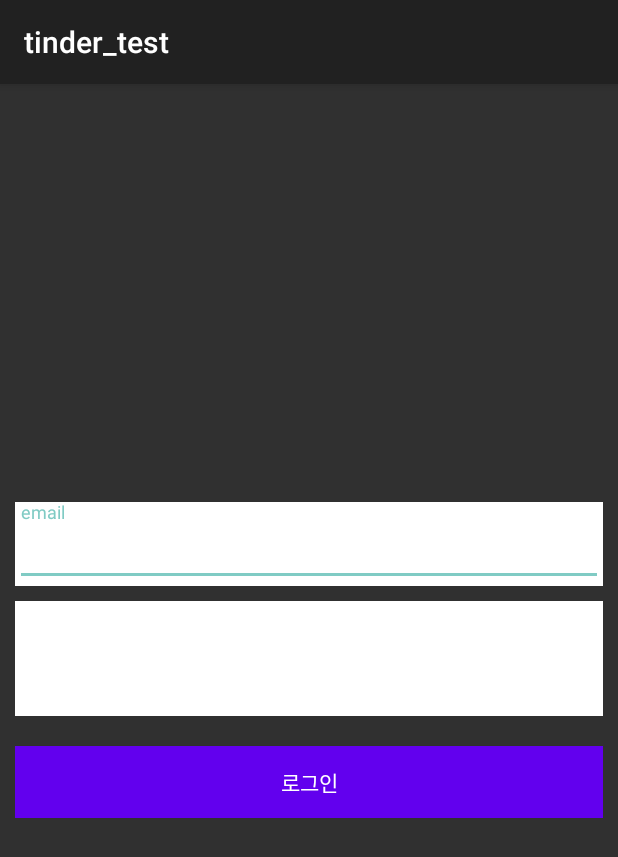
After one commit to sprisao/meteor, an Android app: the LoginActivity screen opened directly, with no data from a screen before it, on a phone screen of 412 x 824 dp. The commit adds this screen. Shown: the top 857 px of the screen. Run offline under Robolectric (Android 15) with nearby library versions, the phone set to English and light mode, and no system bars; our stand-ins replace Firebase (no records; nobody signed in at launch, a user with empty details on screens opened directly).

Commit message:
LoginActivity.kt 추가 - 로그인 기능 구현

```diff
--- a/app/src/main/java/com/example/tinder_test/auth/IntroActivity.kt
+++ b/app/src/main/java/com/example/tinder_test/auth/IntroActivity.kt
@@ -41,5 +41,10 @@ class IntroActivity : AppCompatActivity() {
             startActivity(intent)
         }
 
+        loginBtn.setOnClickListener {
+            val intent = Intent(this, LoginActivity::class.java)
+            startActivity(intent)
+        }
+
     }
 }
--- /dev/null
+++ b/app/src/main/java/com/example/tinder_test/auth/LoginActivity.kt
@@ -0,0 +1,48 @@
+package com.example.tinder_test.auth
+
+import android.content.Intent
+import androidx.appcompat.app.AppCompatActivity
+import android.os.Bundle
+import android.util.Log
+import android.widget.Toast
+import com.example.tinder_test.MainActivity
+import com.example.tinder_test.R
+import com.google.android.material.textfield.TextInputEditText
+import com.google.firebase.auth.FirebaseAuth
+import com.google.firebase.auth.ktx.auth
+import com.google.firebase.ktx.Firebase
+import kotlinx.android.synthetic.main.activity_login.*
+
+class LoginActivity : AppCompatActivity() {
+
+    private val TAG = "LoginActivity"
+
+    private lateinit var auth:FirebaseAuth
+
+    override fun onCreate(savedInstanceState: Bundle?) {
+        super.onCreate(savedInstanceState)
+        setContentView(R.layout.activity_login)
+
+        auth = Firebase.auth
+
+        BtnLogin.setOnClickListener {
+            val email = findViewById<TextInputEditText>(R.id.emailArea)
+            val pwd = findViewById<TextInputEditText>(R.id.pwdArea)
+
+            auth.signInWithEmailAndPassword(email.text.toString(), pwd.text.toString())
+                .addOnCompleteListener(this) { task ->
+                    if (task.isSuccessful) {
+                        // Sign in success, update UI with the signed-in user's information
+                        Log.d(TAG, "signInWithEmail:success")
+                        val intent = Intent(this, MainActivity::class.java)
+                        startActivity(intent)
+                    } else {
+                        // If sign in fails, display a message to the user.
+                        Log.w(TAG, "signInWithEmail:failure", task.exception)
+                        Toast.makeText(baseContext, "Authentication failed.",
+                            Toast.LENGTH_SHORT).show()
+                    }
+                }
+        }
+    }
+}
--- /dev/null
+++ b/app/src/main/res/layout/activity_login.xml
@@ -0,0 +1,57 @@
+<?xml version="1.0" encoding="utf-8"?>
+<LinearLayout xmlns:android="http://schemas.android.com/apk/res/android"
+	xmlns:app="http://schemas.android.com/apk/res-auto"
+	xmlns:tools="http://schemas.android.com/tools"
+	android:layout_width="match_parent"
+	android:layout_height="match_parent"
+	android:orientation="vertical"
+	android:gravity="center"
+	tools:context=".auth.LoginActivity"
+	>
+
+
+	<LinearLayout
+		android:layout_marginHorizontal="10dp"
+		android:layout_width="match_parent"
+		android:layout_height="wrap_content"
+		android:orientation="vertical"
+		>
+		<com.google.android.material.textfield.TextInputLayout
+			android:layout_width="match_parent"
+			android:background="@color/white"
+			android:layout_height="wrap_content">
+			<com.google.android.material.textfield.TextInputEditText
+				android:textColor="@color/black"
+				android:id="@+id/emailArea"
+				android:hint="email"
+				android:layout_width="match_parent"
+				android:layout_height="wrap_content" />
+		</com.google.android.material.textfield.TextInputLayout>
+
+		<com.google.android.material.textfield.TextInputLayout
+			android:layout_width="match_parent"
+			android:background="@color/white"
+			android:layout_height="wrap_content"
+			android:layout_marginTop="10dp"
+			app:counterEnabled="true"
+			app:counterMaxLength="10">
+			<com.google.android.material.textfield.TextInputEditText
+				android:id="@+id/pwdArea"
+				android:textColor="@color/black"
+				android:inputType="textPassword"
+				android:hint="password"
+				android:layout_width="match_parent"
+				android:layout_height="wrap_content" />
+		</com.google.android.material.textfield.TextInputLayout>
+
+	<Button
+		android:id="@+id/BtnLogin"
+		android:layout_marginTop="20dp"
+		android:text="로그인"
+		android:background="@color/design_default_color_primary"
+		android:layout_width="match_parent"
+		android:layout_height="wrap_content"/>
+
+	</LinearLayout>
+
+</LinearLayout>
--- a/build.gradle
+++ b/build.gradle
@@ -6,7 +6,7 @@ buildscript {
     }
     dependencies {
         classpath "com.android.tools.build:gradle:7.0.0"
-        classpath "org.jetbrains.kotlin:kotlin-gradle-plugin:1.6.21"
+        classpath 'org.jetbrains.kotlin:kotlin-gradle-plugin:1.7.10'
 
         classpath 'com.google.gms:google-services:4.3.13'
         // NOTE: Do not place your application dependencies here; they belong
```
Also changed, not shown: app/src/main/AndroidManifest.xml (+9 -10 lines).
